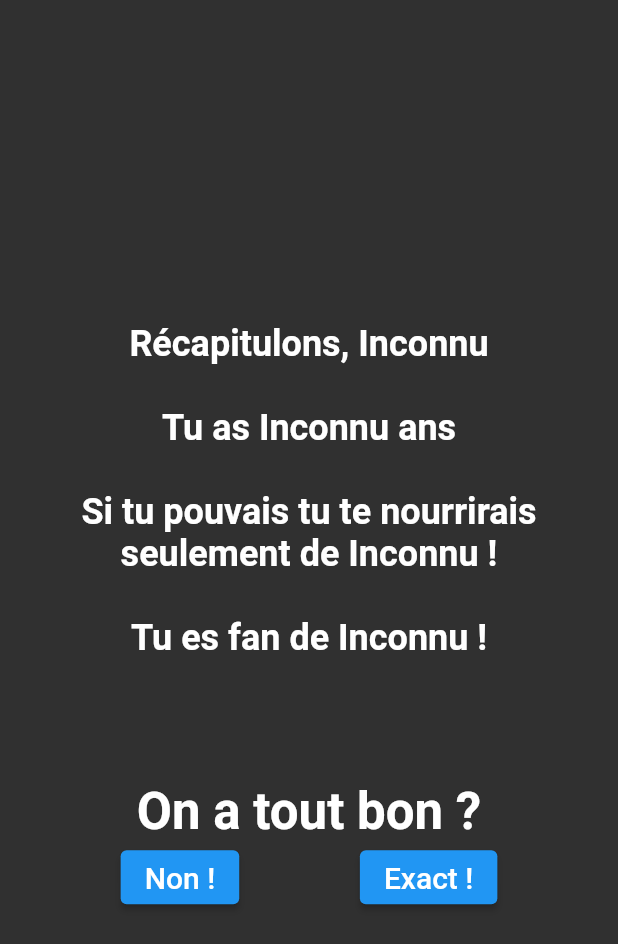
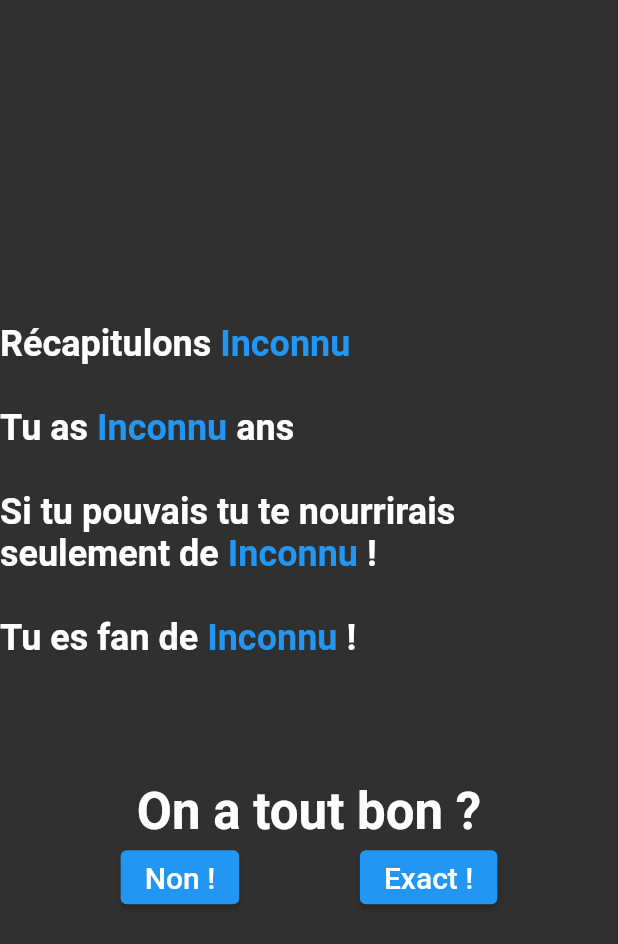
Before and after one commit to BenJacquet/flutter_case_study, a Flutter app: the Summary screen opened directly, on a phone screen of 412 x 824 dp. Shown: the top 944 px of the screen. Run offline on Flutter 3.47's test engine with Material 2 defaults, Android fonts, the phone set to English and light mode, and no system bars; our stand-ins replace shared_preferences; accounts and stored records are empty.

Commit message:
code refactoring and added highlight to user input in summary

```diff
--- a/lib/screens/summary/summary.dart
+++ b/lib/screens/summary/summary.dart
@@ -34,20 +34,31 @@ class _SummaryState extends State<Summary>{
   Widget build(BuildContext context) {
     return _isLoading
       ? const Center(child: CircularProgressIndicator())
-      : Scaffold(
+      : Center(
+            child: Scaffold(
                body: Column(
                  children: [
                    const Spacer(flex: 4),
-          Text(
-            "Récapitulons, $_prenom\n\n"
-            "Tu as $_age ans\n\n"
-            "Si tu pouvais tu te nourrirais seulement de $_aliment !\n\n"
-            "Tu es fan de $_heros !\n",
+                   RichText(
+                     text: TextSpan(
                        style: Theme.of(context).textTheme.headline5?.copyWith(
                            color: Colors.white,
                            fontWeight: FontWeight.bold
                        ),
-            textAlign: TextAlign.center,
+                       children: <TextSpan>[
+                         const TextSpan(text: "Récapitulons "),
+                         TextSpan(text: "$_prenom\n\n", style: const TextStyle(color: Colors.blue)),
+                         const TextSpan(text: "Tu as "),
+                         TextSpan(text: "$_age", style: const TextStyle(color: Colors.blue)),
+                         const TextSpan(text: " ans\n\n"),
+                         const TextSpan(text: "Si tu pouvais tu te nourrirais seulement de "),
+                         TextSpan(text: "$_aliment", style: const TextStyle(color: Colors.blue)),
+                         const TextSpan(text: " !\n\n"),
+                         const TextSpan(text: "Tu es fan de "),
+                         TextSpan(text: "$_heros", style: const TextStyle(color: Colors.blue)),
+                         const TextSpan(text: " !\n"),
+                       ],
+                     ),
                    ),
                    const Spacer(flex: 1),
                    Text(
@@ -84,6 +95,7 @@ class _SummaryState extends State<Summary>{
                    const Spacer(flex: 4),
                ],
             ),
+        )
     );
   }
 }
--- a/lib/screens/welcome/welcome.dart
+++ b/lib/screens/welcome/welcome.dart
@@ -2,13 +2,12 @@ import 'package:flutter/material.dart';
 import 'package:introduction/screens/questions/components/prenom.dart';
 
 class Welcome extends StatelessWidget {
+  const Welcome({super.key});
+
   @override
   Widget build(BuildContext context) {
     return Scaffold(
-      body: Stack(
-        children: [
-          SafeArea(
-              child: Column(
+      body: Column(
         children: [
           const Spacer(flex: 4),
           Text(
@@ -27,16 +26,13 @@ class Welcome extends StatelessWidget {
             onPressed: () {
               Navigator.push(
                   context,
-                          MaterialPageRoute(builder: (context) => Prenom())
+                  MaterialPageRoute(builder: (context) => const Prenom())
               );
               },
           ),
           const Spacer(flex: 4),
         ],
       )
-          )
-        ],
-      )
     );
   }
 }
```
Lines whose indentation alone changed are shown as unchanged.
